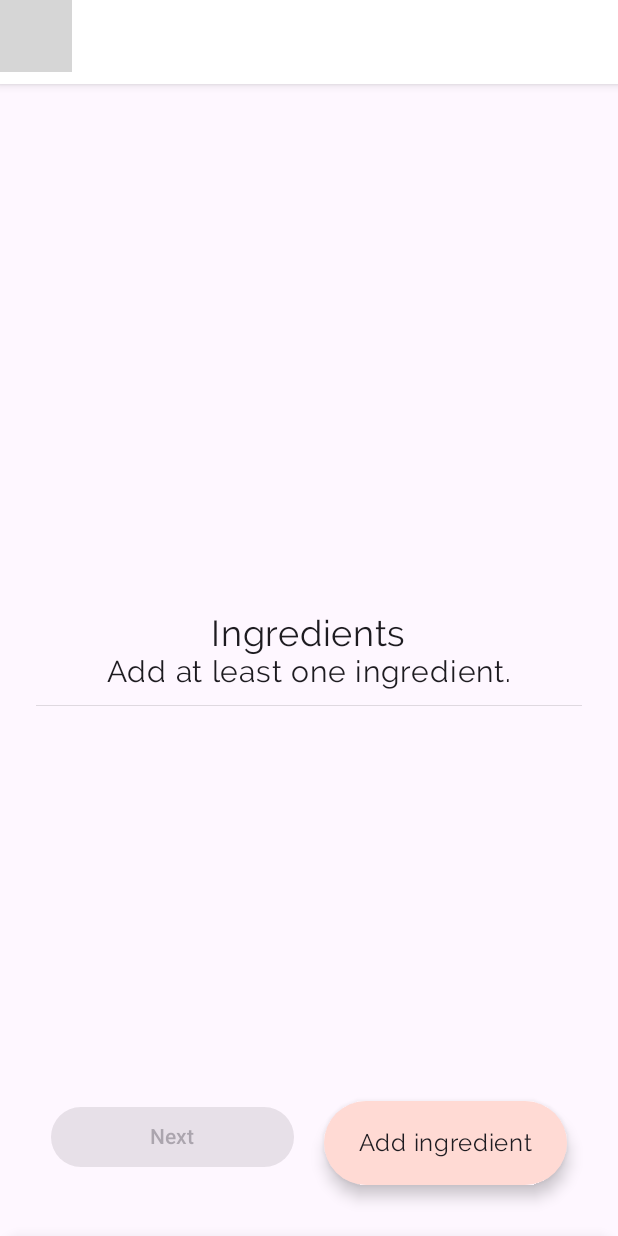
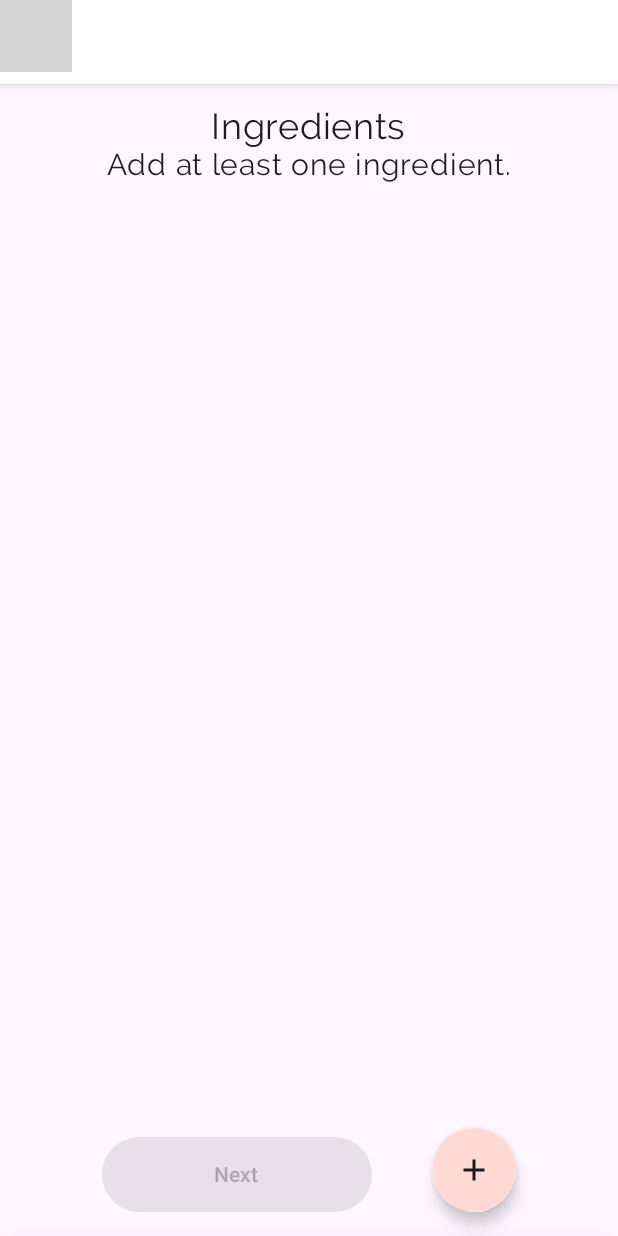
Before and after one commit to milkowska/MealBay, an Android app built with Jetpack Compose: the IngredientsScreen screen opened through its navigation route, on a phone screen of 412 x 824 dp. Run offline under Robolectric (Android 15) with nearby library versions, the phone set to English and light mode, and no system bars; our stand-ins replace Dagger/Hilt's generated code; 2 statements that could not run were skipped; grey boxes are pictures that could not be loaded.

Commit message:
changed ingredients screen

```diff
--- a/app/src/main/java/uk/ac/aber/dcs/cs39440/mealbay/ui/recipe_data/IgredientsScreen.kt
+++ b/app/src/main/java/uk/ac/aber/dcs/cs39440/mealbay/ui/recipe_data/IgredientsScreen.kt
@@ -13,6 +13,7 @@ import androidx.compose.foundation.lazy.items
 import androidx.compose.foundation.shape.RoundedCornerShape
 import androidx.compose.material.*
 import androidx.compose.material.icons.Icons
+import androidx.compose.material.icons.filled.Add
 import androidx.compose.material.icons.filled.ArrowBack
 import androidx.compose.material3.*
 import androidx.compose.material3.Icon
@@ -74,41 +75,24 @@ fun IngredientsScreen(navController: NavController) {
             sheetState = sheetState,
             sheetContent = { BottomSheetHere(ingredientsList) },
             modifier = Modifier.fillMaxSize(),
-
             sheetShape = RoundedCornerShape(topStart = 16.dp, topEnd = 16.dp),
-
         ) {
 
-            Box(modifier = Modifier.fillMaxSize()) {
-
             Column(
-                    modifier = Modifier
-                        .fillMaxSize()
-                        .padding(top = 24.dp)
-                        .padding(horizontal = 24.dp),
-                    horizontalAlignment = Alignment.CenterHorizontally,
-                    verticalArrangement = Arrangement.Center
+                modifier = Modifier.fillMaxSize(),
+                horizontalAlignment = Alignment.CenterHorizontally
             ) {
-
-                    Spacer(modifier = Modifier.height(40.dp))
-
+                Spacer(modifier = Modifier.height(70.dp))
                 Text(
                     text = stringResource(R.string.ingredients),
                     fontSize = 24.sp
                 )
-
                 Text(
-                        text = stringResource(R.string.add_at_leaat_one),
+                    text = stringResource(R.string.add_at_least_one),
                     fontSize = 20.sp
                 )
-
-                    Divider(
-                        thickness = 0.5.dp,
-                        modifier = Modifier.padding(vertical = 10.dp)
-                    )
-                    if (ingredientsList.isNotEmpty()) {
                 LazyColumn(
-                            modifier = Modifier.fillMaxSize(),
+                    modifier = Modifier.weight(1f),
                     contentPadding = PaddingValues(vertical = 16.dp, horizontal = 8.dp),
                     verticalArrangement = Arrangement.spacedBy(8.dp)
                 ) {
@@ -120,23 +104,22 @@ fun IngredientsScreen(navController: NavController) {
                         )
                     }
                 }
-                    }
-                }
+
                 Row(
-                        modifier = Modifier
-                            .align(Alignment.BottomCenter)
-                            .padding(vertical = 24.dp, horizontal = 24.dp)
+                    modifier = Modifier.padding(16.dp)
+                        .weight(1f),
+                    horizontalArrangement = Arrangement.spacedBy(40.dp),
+                    verticalAlignment = Alignment.Bottom
                 ) {
-
                     ElevatedButton(
                         onClick = {
                             //navigate to prep
                         },
                         enabled = ingredientsList.isNotEmpty(),
                         modifier = Modifier
-                                .padding(10.dp)
-                                .width(200.dp)
-                                .weight(0.5f)
+                            .width(180.dp)
+                            .height(50.dp),
+
                         ) {
                         Text(text = stringResource(id = R.string.next))
                     }
@@ -149,15 +132,14 @@ fun IngredientsScreen(navController: NavController) {
                                 else sheetState.show()
                             }
                         },
-                            modifier = Modifier
-                                .padding(10.dp)
+
+                     /*   modifier = Modifier
                             .width(200.dp)
-                                .weight(0.5f)
+                            .height(50.dp),*/
                     ) {
-                            Text(text = stringResource(id = R.string.add_ingredient))
+                        Icon(Icons.Filled.Add, contentDescription = "Add Ingredient")
                     }
                 }
-
             }
         }
     }
@@ -209,6 +191,7 @@ fun BottomSheetHere(ingredientsList: SnapshotStateList<String>) {
                     isErrorInTextField = true
                 } else {
                     ingredientsList.add(ingredient)
+                    //ingredient = ""
 
                     //TODO save
                 }
--- a/app/src/main/res/values/strings.xml
+++ b/app/src/main/res/values/strings.xml
@@ -54,7 +54,7 @@
     <string name="create_collection">Create collection</string>
     <string name="meal_bay">Meal Bay</string>
     <string name="logout">Logout</string>
-    <string name="add_at_leaat_one">Add at least one ingredient.</string>
+    <string name="add_at_least_one">Add at least one ingredient.</string>
     <string name="add_ingredient">Add ingredient</string>
 
 </resources>
```
Lines whose indentation alone changed are shown as unchanged.
